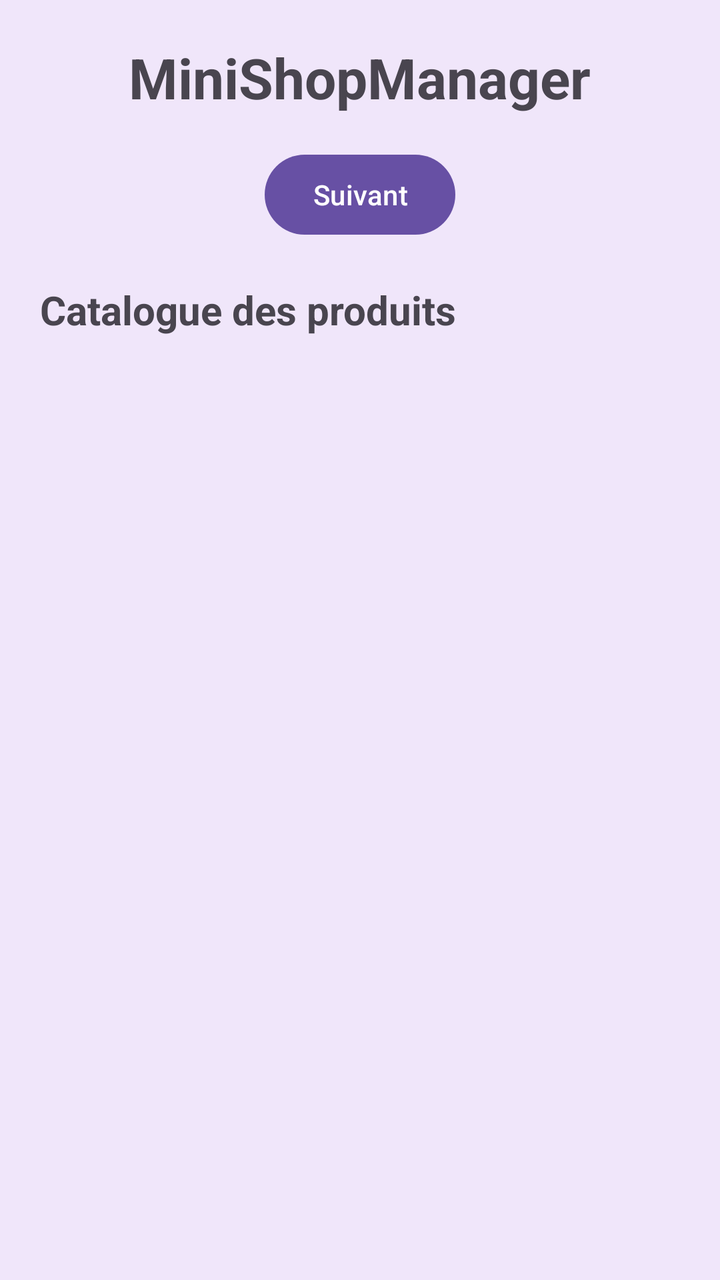
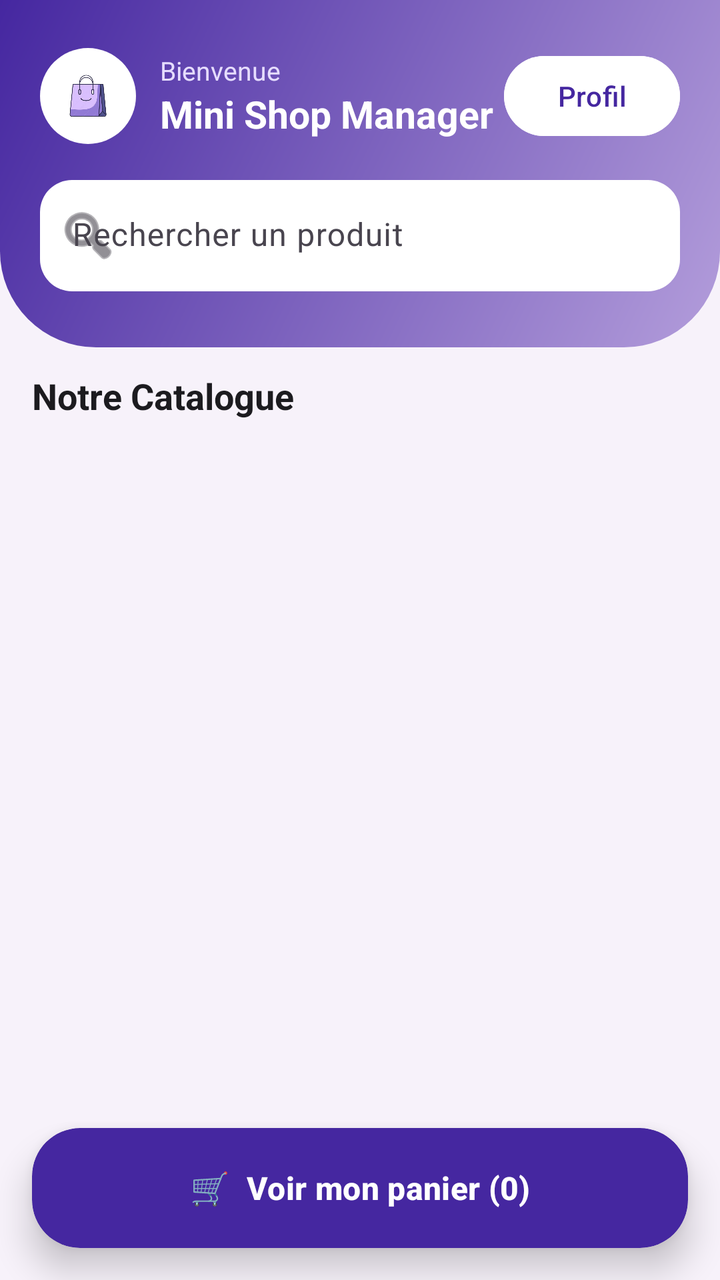

Before-and-after screenshots of an Android layout around one commit, followed by the original layout XML and the change that was made.
<!-- AndroidManifest.xml: application theme Theme.MiniShopManager -->
<!-- res/layout/activity_main.xml -->
<?xml version="1.0" encoding="utf-8"?>
<LinearLayout
    xmlns:android="http://schemas.android.com/apk/res/android"
    android:id="@+id/main"
    android:layout_width="match_parent"
    android:layout_height="match_parent"
    android:orientation="vertical"
    android:gravity="center"
    android:padding="20dp"
    android:background="#F0E6FA">

    <TextView
        android:id="@+id/tvName"
        android:layout_width="wrap_content"
        android:layout_height="wrap_content"
        android:text="MiniShopManager"
        android:textSize="28sp"
        android:textStyle="bold"
        android:paddingBottom="16dp"/>

    <Button
        android:id="@+id/btnNext"
        android:layout_width="wrap_content"
        android:layout_height="wrap_content"
        android:text="Suivant"/>

    <TextView
        android:layout_width="match_parent"
        android:layout_height="wrap_content"
        android:text="Catalogue des produits"
        android:textSize="20sp"
        android:textStyle="bold"
        android:paddingTop="20dp"
        android:paddingBottom="10dp"/>

    <ListView
        android:id="@+id/listViewProducts"
        android:layout_width="match_parent"
        android:layout_height="0dp"
        android:layout_weight="1"
        android:dividerHeight="1dp"/>

</LinearLayout>
<!-- resources referenced by this layout -->
<resources>
  <style name="Theme.MiniShopManager" parent="Base.Theme.MiniShopManager" />
  <style name="Base.Theme.MiniShopManager" parent="Theme.Material3.DayNight.NoActionBar">
          
          
      </style>
</resources>

<!-- the commit's change to res/layout/activity_main.xml (unified diff, before → after) -->
@@ -1,43 +1,195 @@
 <?xml version="1.0" encoding="utf-8"?>
-<LinearLayout
-    xmlns:android="http://schemas.android.com/apk/res/android"
-    android:id="@+id/main"
+<LinearLayout xmlns:android="http://schemas.android.com/apk/res/android"
+    xmlns:app="http://schemas.android.com/apk/res-auto"
     android:layout_width="match_parent"
     android:layout_height="match_parent"
-    android:orientation="vertical"
-    android:gravity="center"
-    android:padding="20dp"
-    android:background="#F0E6FA">
+    android:background="@color/bg"
+    android:orientation="vertical">
 
-    <TextView
-        android:id="@+id/tvName"
-        android:layout_width="wrap_content"
-        android:layout_height="wrap_content"
-        android:text="MiniShopManager"
-        android:textSize="28sp"
-        android:textStyle="bold"
-        android:paddingBottom="16dp"/>
-
-    <Button
-        android:id="@+id/btnNext"
-        android:layout_width="wrap_content"
-        android:layout_height="wrap_content"
-        android:text="Suivant"/>
-
-    <TextView
+    
+    <LinearLayout
         android:layout_width="match_parent"
         android:layout_height="wrap_content"
-        android:text="Catalogue des produits"
-        android:textSize="20sp"
-        android:textStyle="bold"
-        android:paddingTop="20dp"
-        android:paddingBottom="10dp"/>
+        android:background="@drawable/bg_login_top"
+        android:orientation="vertical"
+        android:paddingHorizontal="20dp"
+        android:paddingTop="24dp"
+        android:paddingBottom="28dp">
 
-    <ListView
-        android:id="@+id/listViewProducts"
+        <LinearLayout
+            android:layout_width="match_parent"
+            android:layout_height="wrap_content"
+            android:gravity="center_vertical"
+            android:orientation="horizontal">
+
+            <FrameLayout
+                android:layout_width="48dp"
+                android:layout_height="48dp"
+                android:background="@drawable/bg_logo_circle">
+
+                <ImageView
+                    android:layout_width="30dp"
+                    android:layout_height="30dp"
+                    android:layout_gravity="center"
+                    android:contentDescription="Logo"
+                    android:src="@drawable/logo" />
+            </FrameLayout>
+
+            <LinearLayout
+                android:layout_width="0dp"
+                android:layout_height="wrap_content"
+                android:layout_marginStart="12dp"
+                android:layout_weight="1"
+                android:orientation="vertical">
+
+                <TextView
+                    android:id="@+id/tvSubtitle"
+                    android:layout_width="wrap_content"
+                    android:layout_height="wrap_content"
+                    android:text="Bienvenue"
+                    android:textColor="#E6DDFF"
+                    android:textSize="13sp" />
+
+                <TextView
+                    android:id="@+id/tvWelcome"
+                    android:layout_width="wrap_content"
+                    android:layout_height="wrap_content"
+                    android:ellipsize="end"
+                    android:maxLines="1"
+                    android:text="Mini Shop Manager"
+                    android:textColor="#FFFFFF"
+                    android:textSize="19sp"
+                    android:textStyle="bold" />
+            </LinearLayout>
+
+            <com.google.android.material.button.MaterialButton
+                android:id="@+id/btnProfil"
+                android:layout_width="wrap_content"
+                android:layout_height="wrap_content"
+                android:backgroundTint="#FFFFFF"
+                android:text="Profil"
+                android:textColor="#4527A0"
+                app:cornerRadius="20dp" />
+        </LinearLayout>
+
+        
+        <com.google.android.material.textfield.TextInputLayout
+            style="@style/Widget.Material3.TextInputLayout.FilledBox"
+            android:layout_width="match_parent"
+            android:layout_height="wrap_content"
+            android:layout_marginTop="18dp"
+            android:hint="Rechercher un produit"
+            app:boxBackgroundColor="#FFFFFF"
+            app:boxCornerRadiusBottomEnd="16dp"
+            app:boxCornerRadiusBottomStart="16dp"
+            app:boxCornerRadiusTopEnd="16dp"
+            app:boxCornerRadiusTopStart="16dp"
+            app:boxStrokeWidth="0dp"
+            app:boxStrokeWidthFocused="0dp"
+            app:startIconDrawable="@android:drawable/ic_menu_search">
+
+            <com.google.android.material.textfield.TextInputEditText
+                android:id="@+id/etSearch"
+                android:layout_width="match_parent"
+                android:layout_height="wrap_content"
+                android:inputType="text"
+                android:textColor="#1C1B1F" />
+        </com.google.android.material.textfield.TextInputLayout>
+    </LinearLayout>
+
+    
+    <LinearLayout
         android:layout_width="match_parent"
         android:layout_height="0dp"
         android:layout_weight="1"
-        android:dividerHeight="1dp"/>
+        android:orientation="vertical"
+        android:paddingHorizontal="16dp">
 
+        <HorizontalScrollView
+            android:layout_width="match_parent"
+            android:layout_height="wrap_content"
+            android:layout_marginTop="8dp"
+            android:scrollbars="none">
+
+            <com.google.android.material.chip.ChipGroup
+                android:id="@+id/chipGroup"
+                android:layout_width="wrap_content"
+                android:layout_height="wrap_content"
+                app:selectionRequired="true"
+                app:singleLine="true"
+                app:singleSelection="true" />
+        </HorizontalScrollView>
+
+        <LinearLayout
+            android:layout_width="match_parent"
+            android:layout_height="wrap_content"
+            android:layout_marginTop="4dp"
+            android:layout_marginBottom="8dp"
+            android:gravity="center_vertical"
+            android:orientation="horizontal">
+
+            <TextView
+                android:layout_width="0dp"
+                android:layout_height="wrap_content"
+                android:layout_weight="1"
+                android:text="Notre Catalogue"
+                android:textColor="@color/text_main"
+                android:textSize="18sp"
+                android:textStyle="bold" />
+
+            <TextView
+                android:id="@+id/tvCount"
+                android:layout_width="wrap_content"
+                android:layout_height="wrap_content"
+                android:textColor="@color/text_sub"
+                android:textSize="13sp" />
+        </LinearLayout>
+
+        <FrameLayout
+            android:layout_width="match_parent"
+            android:layout_height="0dp"
+            android:layout_weight="1">
+
+            <androidx.recyclerview.widget.RecyclerView
+                android:id="@+id/recyclerProduits"
+                android:layout_width="match_parent"
+                android:layout_height="match_parent"
+                android:clipToPadding="false"
+                android:paddingBottom="8dp" />
+
+            <TextView
+                android:id="@+id/tvNoResult"
+                android:layout_width="wrap_content"
+                android:layout_height="wrap_content"
+                android:layout_gravity="center"
+                android:gravity="center"
+                android:text="🔍\nAucun produit trouvé"
+                android:textColor="@color/text_sub"
+                android:textSize="16sp"
+                android:visibility="gone" />
+        </FrameLayout>
+    </LinearLayout>
+
+    
+    <com.google.android.material.card.MaterialCardView
+        android:layout_width="match_parent"
+        android:layout_height="wrap_content"
+        android:layout_marginHorizontal="16dp"
+        android:layout_marginTop="4dp"
+        android:layout_marginBottom="16dp"
+        app:cardBackgroundColor="#4527A0"
+        app:cardCornerRadius="24dp"
+        app:cardElevation="10dp"
+        app:strokeWidth="0dp">
+
+        <com.google.android.material.button.MaterialButton
+            android:id="@+id/btnPanier"
+            style="@style/Widget.Material3.Button.TextButton"
+            android:layout_width="match_parent"
+            android:layout_height="60dp"
+            android:text="🛒  Voir mon panier (0)"
+            android:textColor="#FFFFFF"
+            android:textSize="16sp"
+            android:textStyle="bold" />
+    </com.google.android.material.card.MaterialCardView>
 </LinearLayout>
<!-- resource entries referenced after the edit -->
@@ -1,5 +1,27 @@
 <!-- resources referenced by this layout -->
 <resources>
+  <color name="bg">#F7F2FA</color>
+  <color name="text_main">#1C1B1F</color>
+  <color name="text_sub">#6B6B76</color>
+  <!-- drawable bg_login_top (drawable) -->
+  <?xml version="1.0" encoding="utf-8"?>
+  <shape xmlns:android="http://schemas.android.com/apk/res/android"
+      android:shape="rectangle">
+      <gradient
+          android:angle="315"
+          android:endColor="#B39DDB"
+          android:startColor="#4527A0" />
+      <corners
+          android:bottomLeftRadius="48dp"
+          android:bottomRightRadius="48dp" />
+  </shape>
+  <!-- drawable bg_logo_circle (drawable) -->
+  <?xml version="1.0" encoding="utf-8"?>
+  <shape xmlns:android="http://schemas.android.com/apk/res/android"
+      android:shape="oval">
+      <solid android:color="#FFFFFF" />
+  </shape>
+  <!-- drawable logo: png bitmap (drawable, 100993 bytes) -->
   <style name="Theme.MiniShopManager" parent="Base.Theme.MiniShopManager" />
   <style name="Base.Theme.MiniShopManager" parent="Theme.Material3.DayNight.NoActionBar">
           
